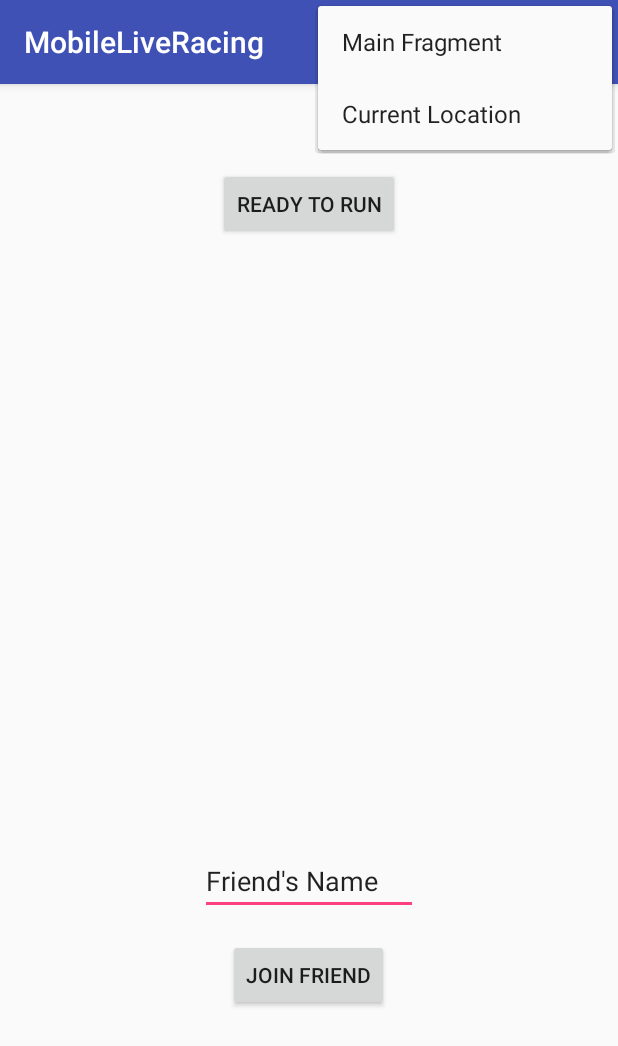
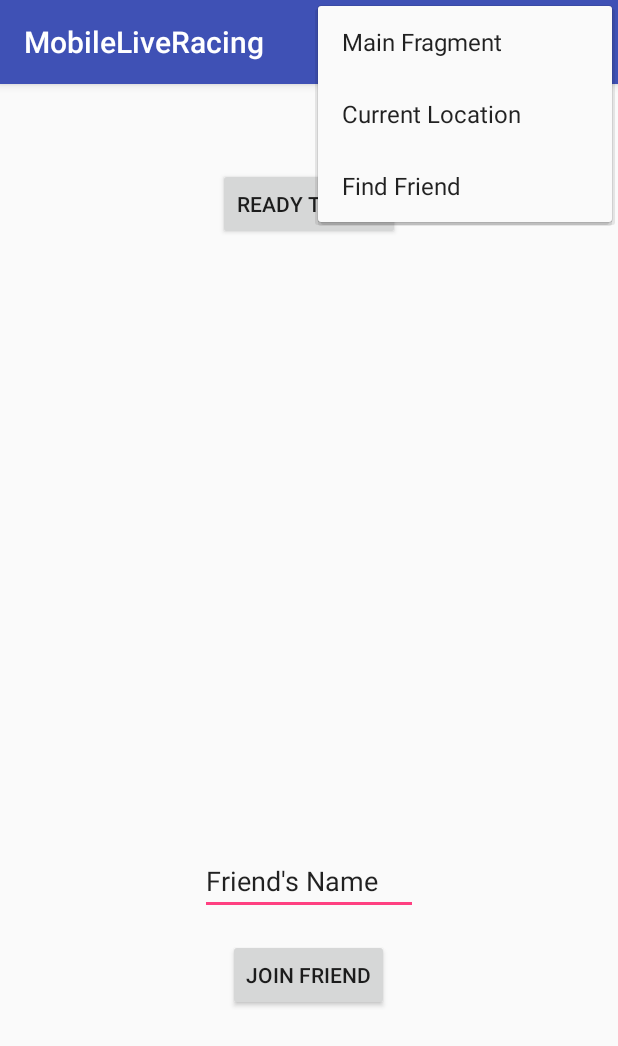
Before and after one commit to apj11c/MobileLiveRacing, an Android app: the screen it shows after launch (MainActivity), with the options menu open, on a phone screen of 412 x 824 dp. Shown: the top 1046 px of the screen. Run offline under Robolectric (Android 15) with nearby library versions, the phone set to English and light mode, and no system bars; our stand-ins replace Firebase (no records; nobody signed in at launch, a user with empty details on screens opened directly); libraries missing offline, so code that uses them is left out: com.firebase.ui; 2 statements that could not run were skipped.

Commit message:
Updated options Menu for find friend frag

```diff
--- a/app/src/main/java/edu/fsu/cs/mobile/mobileliveracing/MainActivity.java
+++ b/app/src/main/java/edu/fsu/cs/mobile/mobileliveracing/MainActivity.java
@@ -307,6 +307,9 @@ public class MainActivity extends AppCompatActivity {
             case R.id.option_current_location:
                 OnFragmentChanged(FRAGMENT_MAP);
                 break;
+            case R.id.find_friend:
+                OnFragmentChanged(FRAGMENT_FRIEND);
+                break;
         }
 
         return true;
--- a/app/src/main/res/menu/options_menu.xml
+++ b/app/src/main/res/menu/options_menu.xml
@@ -1,7 +1,11 @@
 <?xml version="1.0" encoding="utf-8"?>
-<menu xmlns:android="http://schemas.android.com/apk/res/android">
+<menu xmlns:app="http://schemas.android.com/apk/res-auto"
+    xmlns:android="http://schemas.android.com/apk/res/android">
     <item android:id="@+id/option_main"
         android:title="Main Fragment" />
     <item android:id="@+id/option_current_location"
         android:title="Current Location" />
+    <item
+        android:id="@+id/find_friend"
+        android:title="Find Friend" />
 </menu>
```
